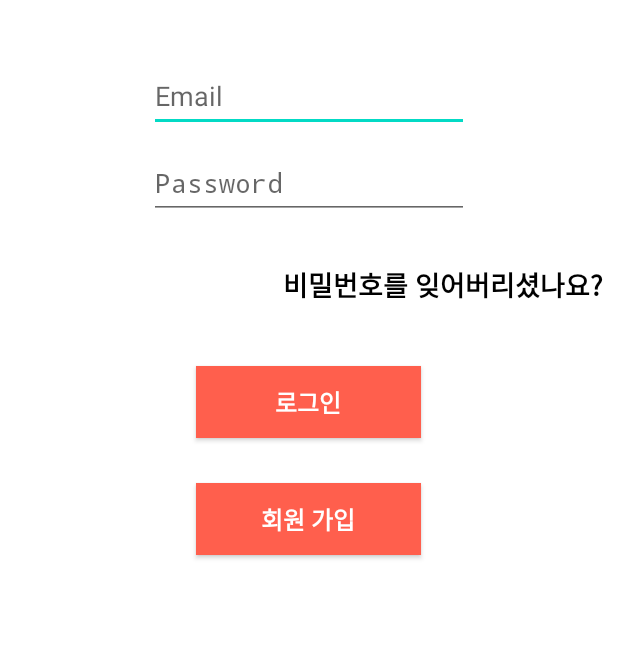
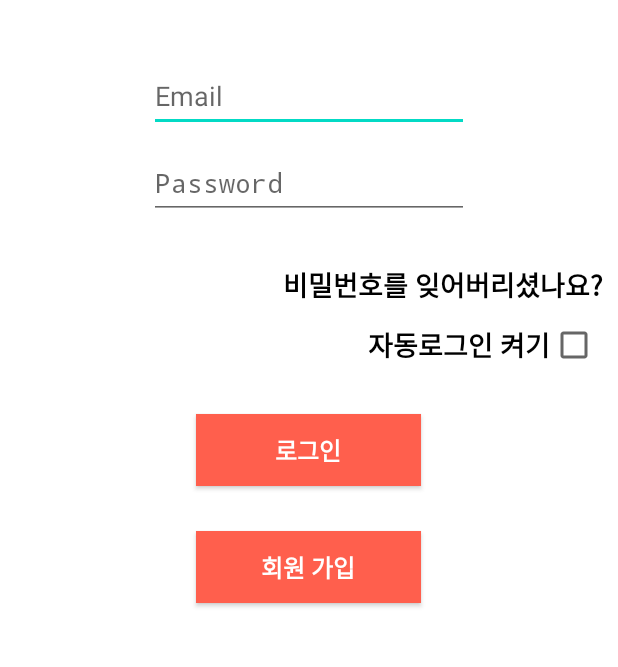
Before and after one commit to ohamin26/kotlin_red_lighthouse, an Android app: the screen it shows after launch (LoginActivity), on a phone screen of 412 x 824 dp, the part 302-969 px from its top. Run offline under Robolectric (Android 15) with nearby library versions, the phone set to English and light mode, and no system bars; our stand-ins replace Firebase (no records; nobody signed in at launch, a user with empty details on screens opened directly).

Commit message:
2023.6.9 : 로그아웃 기능 및 자동 로그인 기능 재구현

```diff
--- a/app/src/main/java/kr/ac/kpu/red_lighthouse/activity/UserInfoActivity.kt
+++ b/app/src/main/java/kr/ac/kpu/red_lighthouse/activity/UserInfoActivity.kt
@@ -45,7 +45,7 @@ class UserInfoActivity : Fragment() {
         val prefs = requireContext().getSharedPreferences("user", 0)
         val userId = prefs.getString("userId"," ").toString()
         val userDao = UserDao()
-
+        val edit = prefs.edit()
         //데이터베이스에서 user_nickname,user_email값 가져오기 및 출력
         CoroutineScope(Dispatchers.Main).launch {
             var user: User? = User(userId, "", "", "")
@@ -63,7 +63,13 @@ class UserInfoActivity : Fragment() {
         if(btn.selectedItemId != R.id.third){
             btn.selectedItemId = R.id.third
         }
-
+        // 로그아웃 이벤트
+        binding.btnLogout.setOnClickListener {
+            edit.clear()
+            edit.apply()
+            val intent = Intent(getActivity(), LoginActivity::class.java)
+            startActivity(intent)
+        }
         // 고객센터 안내 페이지 이동 이벤트
         btnCs.setOnClickListener {
             val intent = Intent(getActivity(), CsActivity::class.java)
--- a/app/src/main/res/layout/activity_login.xml
+++ b/app/src/main/res/layout/activity_login.xml
@@ -80,7 +80,29 @@
             android:textSize="18dp"
             android:textStyle="bold"
             tools:ignore="MissingConstraints" />
-
+        <LinearLayout
+            android:layout_width="wrap_content"
+            android:layout_height="wrap_content"
+            android:orientation="horizontal"
+            android:layout_gravity="right"
+            android:layout_marginRight="13dp">
+            <!--자동 로그인 버튼-->
+            <TextView
+                android:layout_width="wrap_content"
+                android:layout_height="wrap_content"
+                android:background="#00ff0000"
+                android:fontFamily="@font/suite1"
+                android:text="자동로그인 켜기"
+                android:textColor="@color/black"
+                android:textSize="18dp"
+                android:textStyle="bold"
+                android:layout_marginTop="2dp"/>
+            <CheckBox
+                android:id="@+id/auto_login"
+                android:layout_width="wrap_content"
+                android:layout_height="wrap_content"
+                android:checked="false"/>
+        </LinearLayout>
         <!--로그인 버튼-->
         <androidx.appcompat.widget.AppCompatButton
             android:id="@+id/btn_login"
```
